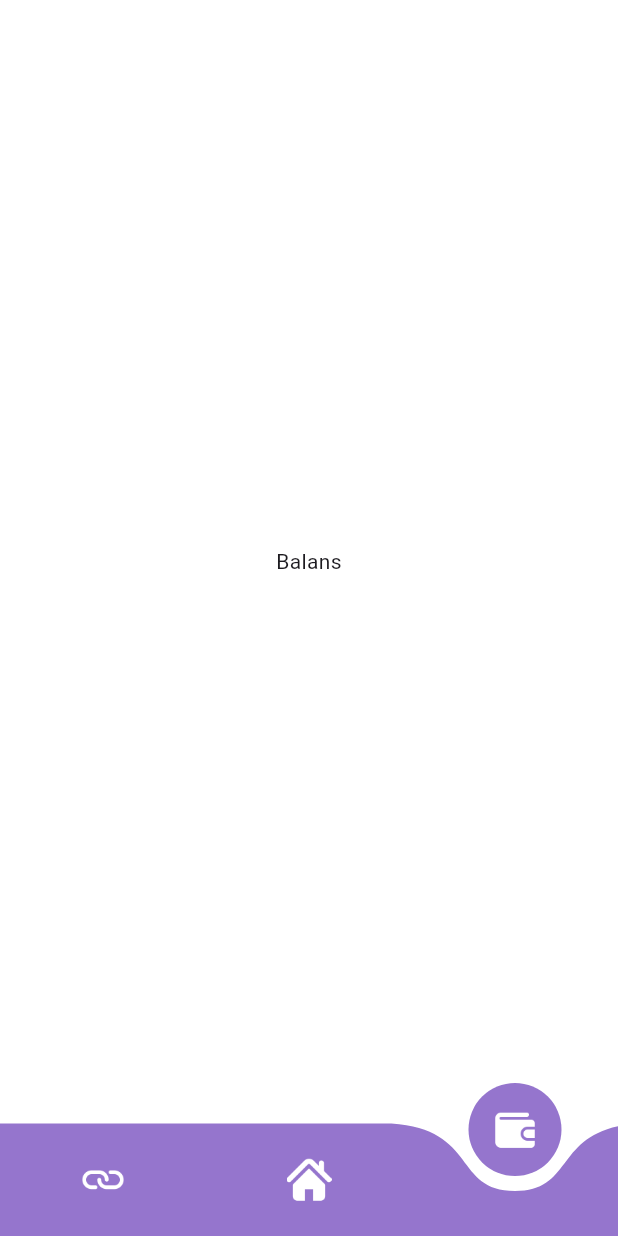
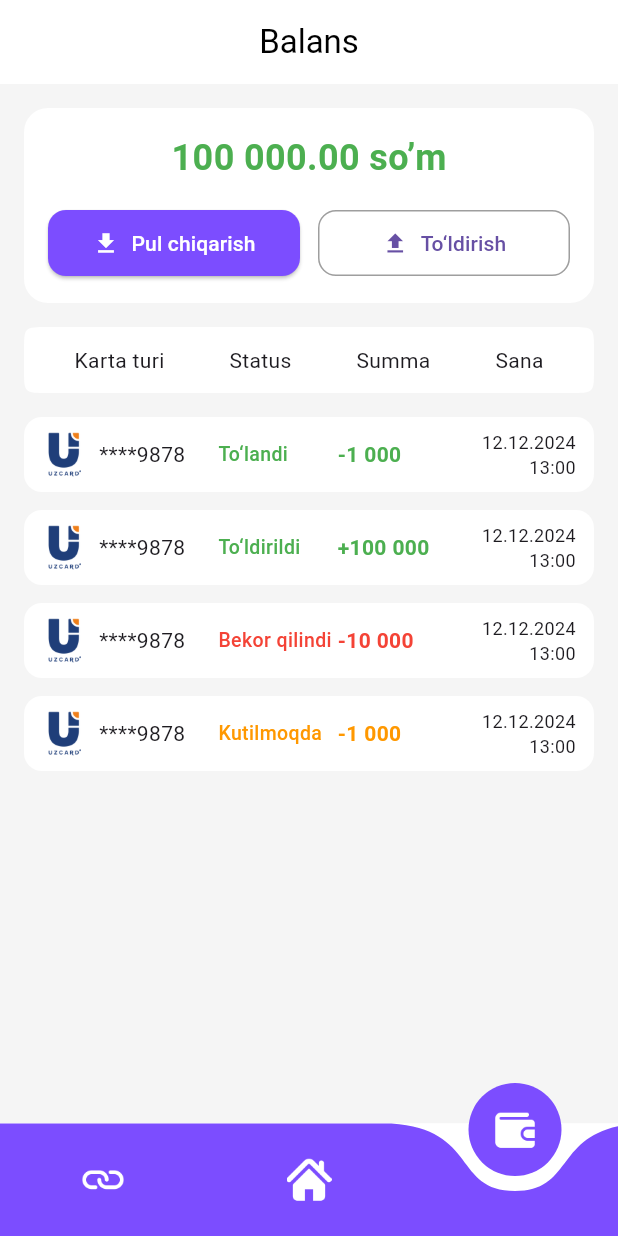
Before and after one commit to Shohjaxon-098/PayNetic, a Flutter app: the HomeWithBottomNav screen opened by its route, item 3 of the bottom bar chosen, on a phone screen of 412 x 824 dp. Run offline on Flutter 3.47's test engine with Material 3 defaults, Android fonts, the phone set to English and light mode, and no system bars; drawn by our look-alikes of curved_navigation_bar; our stand-ins replace bloc, go_router, lottie.

Commit message:
wallet screen add

```diff
--- a/lib/features/home/presentation/screens/home_screen.dart
+++ b/lib/features/home/presentation/screens/home_screen.dart
@@ -38,7 +38,7 @@ class HomeScreen extends StatelessWidget {
             margin: const EdgeInsets.symmetric(horizontal: 12, vertical: 12),
             padding: const EdgeInsets.all(4),
             decoration: BoxDecoration(
-              color: Colors.deepPurple.shade300,
+              color: Color(0xFF7C4DFF),
               borderRadius: BorderRadius.circular(16),
             ),
             child: TabBar(
--- /dev/null
+++ b/lib/features/home/presentation/screens/wallet_screen.dart
@@ -0,0 +1,185 @@
+import 'package:flutter/material.dart';
+
+class BalanceScreen extends StatelessWidget {
+  const BalanceScreen({super.key});
+
+  @override
+  Widget build(BuildContext context) {
+    return Scaffold(
+      backgroundColor: Colors.grey[100],
+      appBar: AppBar(
+        backgroundColor: Colors.white,
+        title: const Text('Balans', style: TextStyle(color: Colors.black)),
+        centerTitle: true,
+        elevation: 0,
+      ),
+      body: Column(
+        children: [
+          Container(
+            margin: const EdgeInsets.all(16),
+            padding: const EdgeInsets.all(16),
+            decoration: BoxDecoration(
+              color: Colors.white,
+              borderRadius: BorderRadius.circular(16),
+            ),
+            child: Column(
+              children: [
+                const Text(
+                  '100 000.00 so’m',
+                  style: TextStyle(
+                    fontSize: 24,
+                    fontWeight: FontWeight.bold,
+                    color: Colors.green,
+                  ),
+                ),
+                const SizedBox(height: 16),
+                Row(
+                  children: [
+                    Expanded(
+                      child: ElevatedButton.icon(
+                        style: ElevatedButton.styleFrom(
+                          backgroundColor: Color(0xFF7C4DFF),
+                          padding: const EdgeInsets.symmetric(vertical: 12),
+                          shape: RoundedRectangleBorder(
+                            borderRadius: BorderRadius.circular(12),
+                          ),
+                        ),
+                        onPressed: () {},
+                        icon: const Icon(Icons.download, color: Colors.white),
+                        label: Text(
+                          'Pul chiqarish',
+                          style: TextStyle(color: Colors.white),
+                        ),
+                      ),
+                    ),
+                    const SizedBox(width: 12),
+                    Expanded(
+                      child: OutlinedButton.icon(
+                        style: OutlinedButton.styleFrom(
+                          padding: const EdgeInsets.symmetric(vertical: 12),
+                          shape: RoundedRectangleBorder(
+                            borderRadius: BorderRadius.circular(12),
+                          ),
+                          side: const BorderSide(color: Colors.grey),
+                        ),
+                        onPressed: () {},
+                        icon: const Icon(Icons.upload),
+                        label: const Text('To‘ldirish'),
+                      ),
+                    ),
+                  ],
+                ),
+              ],
+            ),
+          ),
+          Container(
+            margin: EdgeInsets.symmetric(horizontal: 16),
+            padding: EdgeInsets.all(12),
+            decoration: ShapeDecoration(
+              shape: ContinuousRectangleBorder(
+                borderRadius: BorderRadius.circular(16),
+              ),
+              color: Colors.white,
+            ),
+            child: Row(
+              mainAxisAlignment: MainAxisAlignment.spaceAround,
+              children: [
+                Text("Karta turi"),
+                Text("Status"),
+                Text("Summa"),
+                Text("Sana"),
+              ],
+            ),
+          ),
+          Expanded(child: _buildHistoryList()),
+        ],
+      ),
+    );
+  }
+
+  Widget _buildHistoryList() {
+    final transactions = [
+      {
+        'card': '****9878',
+        'status': 'To‘landi',
+        'amount': '-1 000',
+        'color': Colors.green,
+        'time': '12.12.2024\n13:00',
+      },
+      {
+        'card': '****9878',
+        'status': 'To‘ldirildi',
+        'amount': '+100 000',
+        'color': Colors.green,
+        'time': '12.12.2024\n13:00',
+      },
+      {
+        'card': '****9878',
+        'status': 'Bekor qilindi',
+        'amount': '-10 000',
+        'color': Colors.red,
+        'time': '12.12.2024\n13:00',
+      },
+      {
+        'card': '****9878',
+        'status': 'Kutilmoqda',
+        'amount': '-1 000',
+        'color': Colors.orange,
+        'time': '12.12.2024\n13:00',
+      },
+    ];
+
+    return ListView.builder(
+      padding: const EdgeInsets.all(16),
+      itemCount: transactions.length,
+      itemBuilder: (context, index) {
+        final item = transactions[index];
+        return Container(
+          margin: const EdgeInsets.only(bottom: 12),
+          padding: const EdgeInsets.symmetric(horizontal: 12, vertical: 8),
+          decoration: BoxDecoration(
+            color: Colors.white,
+            borderRadius: BorderRadius.circular(12),
+          ),
+          child: Row(
+            children: [
+              Image.asset(
+                'assets/images/uzcard_logo.png',
+                width: 30,
+                height: 30,
+              ),
+              const SizedBox(width: 8),
+              Expanded(child: Text(item['card'] as String)),
+              Expanded(
+                child: Text(
+                  item['status'] as String,
+                  style: TextStyle(
+                    color: item['color'] as Color,
+                    fontSize: 13,
+                    fontWeight: FontWeight.w500,
+                  ),
+                ),
+              ),
+              Expanded(
+                child: Text(
+                  item['amount'] as String,
+                  style: TextStyle(
+                    color: item['color'] as Color,
+                    fontWeight: FontWeight.bold,
+                  ),
+                ),
+              ),
+              Expanded(
+                child: Text(
+                  item['time'] as String,
+                  textAlign: TextAlign.right,
+                  style: const TextStyle(fontSize: 12),
+                ),
+              ),
+            ],
+          ),
+        );
+      },
+    );
+  }
+}
--- a/lib/features/home/presentation/widgets/bottombar_widget.dart
+++ b/lib/features/home/presentation/widgets/bottombar_widget.dart
@@ -1,6 +1,7 @@
 import 'package:curved_navigation_bar/curved_navigation_bar.dart';
 import 'package:flutter/material.dart';
 import 'package:paynetic/features/home/presentation/screens/home_screen.dart';
+import 'package:paynetic/features/home/presentation/screens/wallet_screen.dart';
 
 class HomeWithBottomNav extends StatefulWidget {
   const HomeWithBottomNav({super.key});
@@ -15,7 +16,7 @@ class _HomeWithBottomNavState extends State<HomeWithBottomNav> {
   final List<Widget> _pages = const [
     Center(child: Text("Referal Link")),
     HomeScreen(), // TabBar + Task List
-    Center(child: Text("Balans")),
+    BalanceScreen(),
   ];
 
   @override
@@ -26,7 +27,7 @@ class _HomeWithBottomNavState extends State<HomeWithBottomNav> {
       bottomNavigationBar: CurvedNavigationBar(
         index: _currentIndex, // 👉 default holatda Home bo'lishi uchun
         backgroundColor: Colors.white,
-        color: Colors.deepPurple.shade300,
+        color: Color(0xFF7C4DFF),
         animationDuration: const Duration(milliseconds: 300),
         onTap: (index) {
           setState(() {
```
Also changed, not shown: assets/images/uzcard_logo.png (added).
